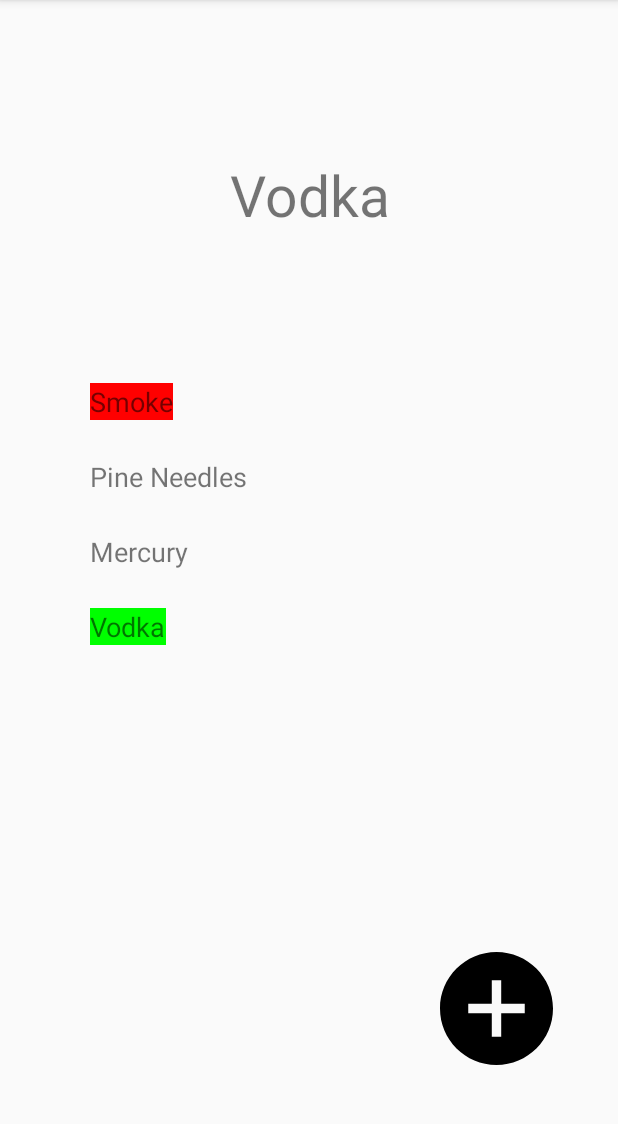
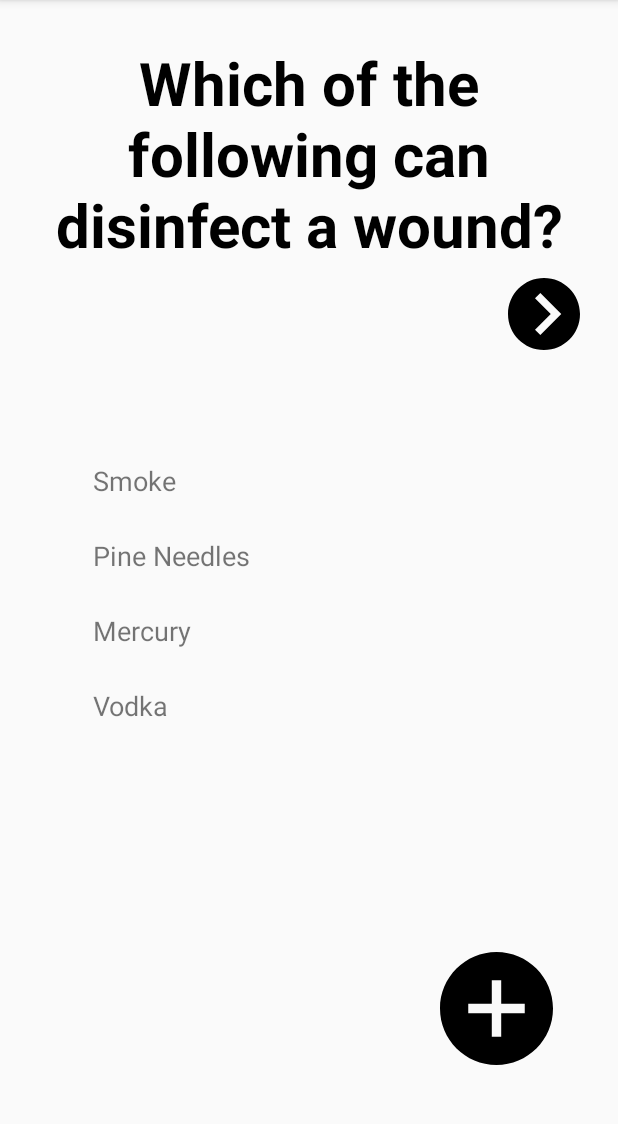
Before and after one commit to AlynMing/Flashcards, an Android app: the screen it shows after launch (MainActivity), after a tap on "Vodka", on a phone screen of 412 x 824 dp, the part 84-1208 px from its top. Run offline under Robolectric (Android 15) with nearby library versions, the phone set to English and light mode, and no system bars; our stand-ins replace Room's generated code; 2 other taps on this screen came first.

Commit message:
next button iterates through db

```diff
--- a/app/src/main/java/com/example/flashcards/MainActivity.java
+++ b/app/src/main/java/com/example/flashcards/MainActivity.java
@@ -18,6 +18,8 @@
     FlashcardDatabase flashcardDatabase;
     List<Flashcard> allFlashcards;
 
+    int currentCardDisplayedIndex = 0;
+
     @Override
     protected void onCreate(Bundle savedInstanceState) {
         super.onCreate(savedInstanceState);
@@ -31,12 +33,43 @@
             ((TextView) findViewById(R.id.answer)).setText(allFlashcards.get(0).getAnswer());
         }
 
+        findViewById(R.id.nextCard).setOnClickListener(new View.OnClickListener() {
+            @Override
+            public void onClick(View v) {
+                // advance our pointer index so we can show the next card
+                currentCardDisplayedIndex++;
+
+                // delete later when you figured out the options things
+                findViewById(R.id.option1).setVisibility(View.INVISIBLE);
+                findViewById(R.id.option2).setVisibility(View.INVISIBLE);
+                findViewById(R.id.option3).setVisibility(View.INVISIBLE);
+                findViewById(R.id.option4).setVisibility(View.INVISIBLE);
+
+                // make sure we don't get an IndexOutOfBoundsError if we are viewing the last indexed card in our list
+                if (currentCardDisplayedIndex > allFlashcards.size() - 1) {
+                    currentCardDisplayedIndex = 0;
+                }
+
+                // set the question and answer TextViews with data from the database
+                ((TextView) findViewById(R.id.flashcard_question)).setText(allFlashcards.get(currentCardDisplayedIndex).getQuestion());
+                ((TextView) findViewById(R.id.answer)).setText(allFlashcards.get(currentCardDisplayedIndex).getAnswer());
+            }
+        });
+
 
         findViewById(R.id.flashcard_question).setOnClickListener(new View.OnClickListener() {
             @Override
             public void onClick(View v) {
                 findViewById(R.id.answer).setVisibility(View.VISIBLE);
                 findViewById(R.id.flashcard_question).setVisibility(View.INVISIBLE);
+            }
+        });
+
+        findViewById(R.id.answer).setOnClickListener(new View.OnClickListener() {
+            @Override
+            public void onClick(View v) {
+                findViewById(R.id.flashcard_question).setVisibility(View.VISIBLE);
+                findViewById(R.id.answer).setVisibility(View.INVISIBLE);
             }
         });
 
--- /dev/null
+++ b/app/src/main/res/drawable/ic_iconmonstr_next.xml
@@ -0,0 +1,4 @@
+<vector android:height="48dp" android:viewportHeight="24"
+    android:viewportWidth="24" android:width="48dp" xmlns:android="http://schemas.android.com/apk/res/android">
+    <path android:fillColor="#FF000000" android:pathData="M12,0c-6.627,0 -12,5.373 -12,12s5.373,12 12,12 12,-5.373 12,-12 -5.373,-12 -12,-12zM10.782,19l-1.782,-1.75 5.25,-5.25 -5.25,-5.25 1.782,-1.75 6.968,7 -6.968,7z"/>
+</vector>
--- a/app/src/main/res/layout/activity_main.xml
+++ b/app/src/main/res/layout/activity_main.xml
@@ -41,26 +41,37 @@
         android:visibility="invisible" />
 
     <TextView
-        android:id="@+id/option1"
-        android:layout_width="wrap_content"
-        android:layout_height="wrap_content"
-        android:layout_alignParentStart="true"
-        android:layout_alignParentTop="true"
-        android:layout_marginStart="60dp"
-        android:layout_marginTop="255dp"
-        android:text="Smoke"
-        android:textSize="18sp" />
-
-    <TextView
         android:id="@+id/option4"
         android:layout_width="wrap_content"
         android:layout_height="wrap_content"
         android:layout_alignParentStart="true"
         android:layout_alignParentTop="true"
         android:layout_alignParentBottom="false"
-        android:layout_marginStart="60dp"
-        android:layout_marginTop="405dp"
+        android:layout_marginStart="62dp"
+        android:layout_marginTop="458dp"
         android:text="Vodka"
+        android:textSize="18sp" />
+
+    <TextView
+        android:id="@+id/option1"
+        android:layout_width="wrap_content"
+        android:layout_height="wrap_content"
+        android:layout_alignParentStart="true"
+        android:layout_alignParentTop="true"
+        android:layout_marginStart="62dp"
+        android:layout_marginTop="308dp"
+        android:text="Smoke"
+        android:textSize="18sp" />
+
+    <TextView
+        android:id="@+id/option2"
+        android:layout_width="wrap_content"
+        android:layout_height="wrap_content"
+        android:layout_alignParentStart="true"
+        android:layout_alignParentTop="true"
+        android:layout_marginStart="62dp"
+        android:layout_marginTop="358dp"
+        android:text="Pine Needles"
         android:textSize="18sp" />
 
     <TextView
@@ -71,20 +82,9 @@
         android:layout_alignParentTop="true"
         android:layout_alignParentBottom="false"
         android:layout_centerVertical="false"
-        android:layout_marginStart="60dp"
-        android:layout_marginTop="355dp"
+        android:layout_marginStart="62dp"
+        android:layout_marginTop="408dp"
         android:text="Mercury"
-        android:textSize="18sp" />
-
-    <TextView
-        android:id="@+id/option2"
-        android:layout_width="wrap_content"
-        android:layout_height="wrap_content"
-        android:layout_alignParentStart="true"
-        android:layout_alignParentTop="true"
-        android:layout_marginStart="60dp"
-        android:layout_marginTop="305dp"
-        android:text="Pine Needles"
         android:textSize="18sp" />
 
     <ImageView
@@ -97,6 +97,17 @@
         android:layout_marginBottom="58dp"
         android:src="@drawable/ic_icon_plus" />
 
+    <Button
+        android:id="@+id/nextCard"
+        android:layout_width="48dp"
+        android:layout_height="48dp"
+        android:layout_alignParentEnd="true"
+        android:layout_alignParentTop="true"
+        android:layout_marginEnd="25dp"
+        android:layout_marginTop="185dp"
+        android:background="@drawable/ic_iconmonstr_next"
+
+        />
 
 
 </RelativeLayout>
```
